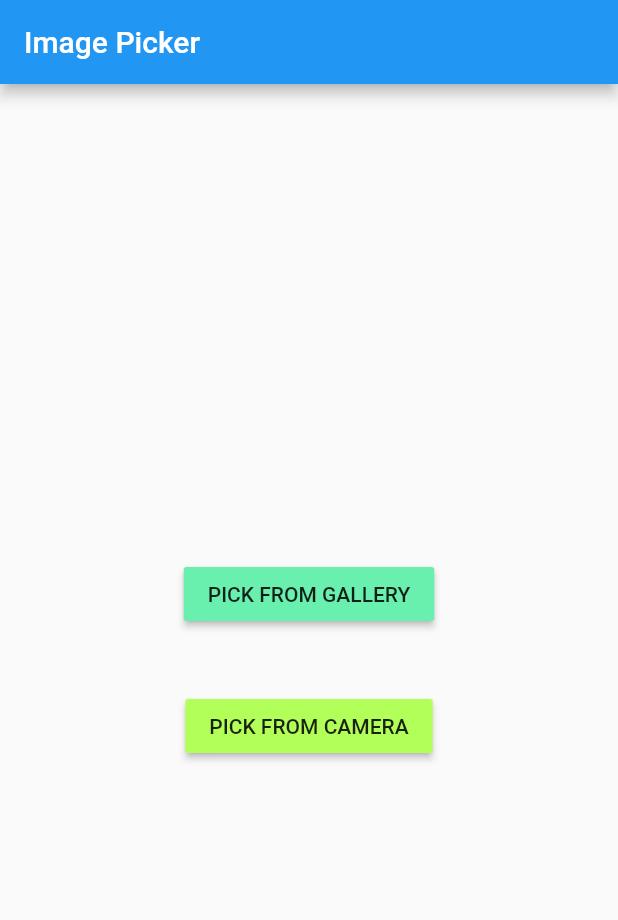
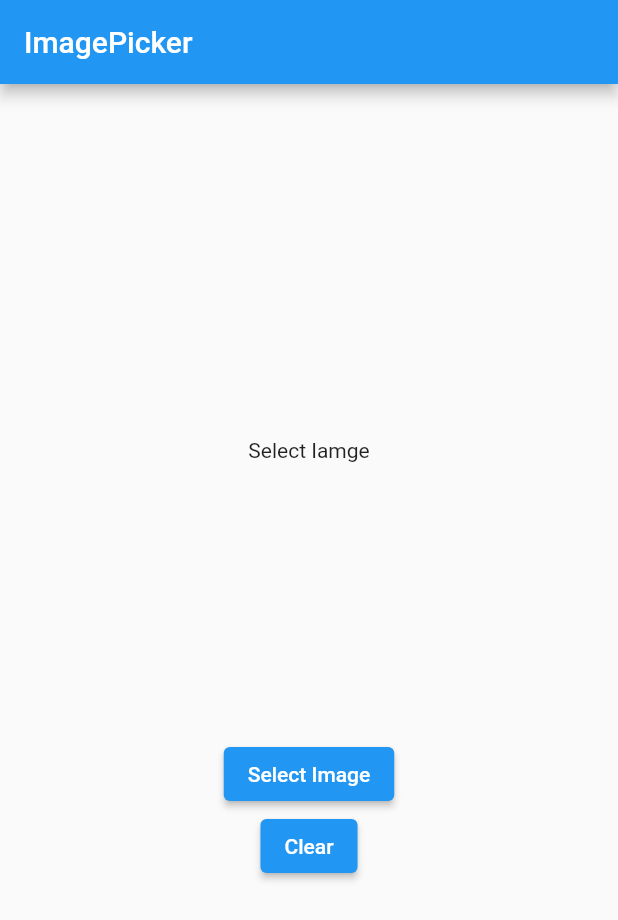
Before and after one commit to anoopksharma22/ImageExtract, a Flutter app: the screen it shows after launch, on a phone screen of 412 x 824 dp. Shown: the top 920 px of the screen. Run offline on Flutter 3.47's test engine with Material 2 defaults, Android fonts, the phone set to English and light mode, and no system bars; our stand-ins replace image_picker; missing offline and left inert: google_ml_kit.

Commit message:
My working image picker, written by me

```diff
--- a/lib/main.dart
+++ b/lib/main.dart
@@ -1,106 +1,65 @@
-import 'dart:io';
 import 'package:flutter/material.dart';
 import 'package:image_picker/image_picker.dart';
+import 'dart:io';
+import 'package:google_ml_kit/google_ml_kit.dart';
 
 void main() {
-  runApp(MyPage());
+  runApp(MyApp());
 }
 
-class MyPage extends StatefulWidget {
+class MyApp extends StatefulWidget {
+  const MyApp({Key key}) : super(key: key);
+
   @override
-  _MyPageState createState() => _MyPageState();
+  _MyAppState createState() => _MyAppState();
 }
 
-class _MyPageState extends State<MyPage> {
-  /// Variables
-  File imageFile;
+class _MyAppState extends State<MyApp> {
+  File image_to_Show;
+  final ImagePicker _picker = ImagePicker();
+  void _pickImage() async {
+    final XFile image = await _picker.pickImage(source: ImageSource.gallery);
+    setState(() {
+      image_to_Show = File(image.path);
+    });
+  }
 
-  /// Widget
   @override
   Widget build(BuildContext context) {
     return MaterialApp(
+      title: "ImagePicker",
       home: Scaffold(
         appBar: AppBar(
-            title: const Text("Image Picker"),
+          title: Text("ImagePicker"),
         ),
         body: Container(
-              child: imageFile == null
-                  ? Container(
-                      alignment: Alignment.center,
+          width: double.infinity,
           child: Column(
             mainAxisAlignment: MainAxisAlignment.center,
-                        children: <Widget>[
-                          RaisedButton(
-                            color: Colors.greenAccent,
+            crossAxisAlignment: CrossAxisAlignment.center,
+            children: [
+              Container(
+                height: 200,
+                child: image_to_Show != null
+                    ? Image.file(image_to_Show)
+                    : Text("Select Iamge"),
+              ),
+              ElevatedButton(
+                onPressed: _pickImage,
+                child: Text("Select Image"),
+              ),
+              ElevatedButton(
                 onPressed: () {
-                              _getFromGallery();
+                  setState(() {
+                    image_to_Show = null;
+                  });
                 },
-                            child: const Text("PICK FROM GALLERY"),
-                          ),
-                          Container(
-                            height: 40.0,
-                          ),
-                          RaisedButton(
-                            color: Colors.lightGreenAccent,
-                            onPressed: () {
-                              _getFromCamera();
-                            },
-                            child: const Text("PICK FROM CAMERA"),
+                child: Text("Clear"),
               ),
             ],
           ),
-                    )
-                  : Column(
-                      children: [
-                        Container(
-                          child: Image.file(
-                            imageFile,
-                            fit: BoxFit.cover,
         ),
       ),
-                        RaisedButton(
-                          color: Colors.lightBlueAccent,
-                          onPressed: () {
-                            _setClearImage();
-                          },
-                          child: const Text("Clear Image"),
-                        )
-                      ],
-                    ))),
     );
   }
-
-  /// Get from gallery
-  _getFromGallery() async {
-    PickedFile pickedFile = await ImagePicker().getImage(
-      source: ImageSource.gallery,
-      maxWidth: 1800,
-      maxHeight: 1800,
-    );
-    if (pickedFile != null) {
-      setState(() {
-        imageFile = File(pickedFile.path);
-      });
 }
-  }
-
-  /// Get from Camera
-  _getFromCamera() async {
-    PickedFile pickedFile = await ImagePicker().getImage(
-      source: ImageSource.camera,
-      maxWidth: 1800,
-      maxHeight: 1800,
-    );
-    if (pickedFile != null) {
-      setState(() {
-        imageFile = File(pickedFile.path);
-      });
-    }
-  }
-
-  _setClearImage() async {
-    setState(() {
-      imageFile = null;
-    });
-  }
-}
--- a/pubspec.yaml
+++ b/pubspec.yaml
@@ -46,7 +46,7 @@ dev_dependencies:
   # rules and activating additional ones.
   flutter_lints: ^1.0.0
   image_picker: ^0.8.4+3
-
+  google_ml_kit: ^0.7.2
 # For information on the generic Dart part of this file, see the
 # following page: https://dart.dev/tools/pub/pubspec
 
```
Lines whose indentation alone changed are shown as unchanged.
